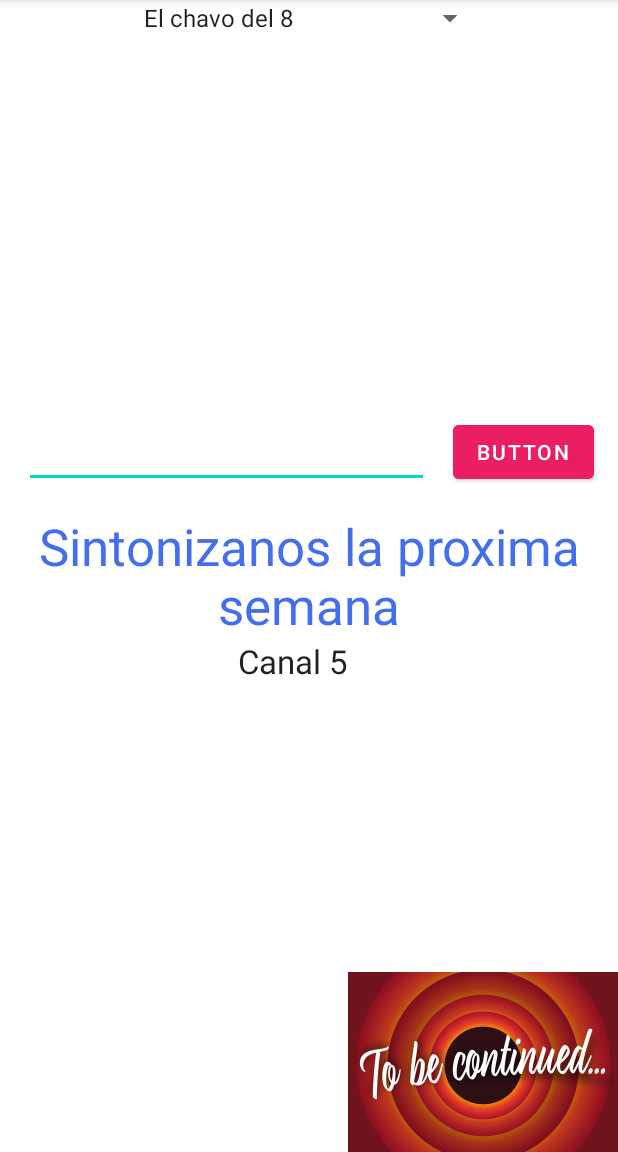
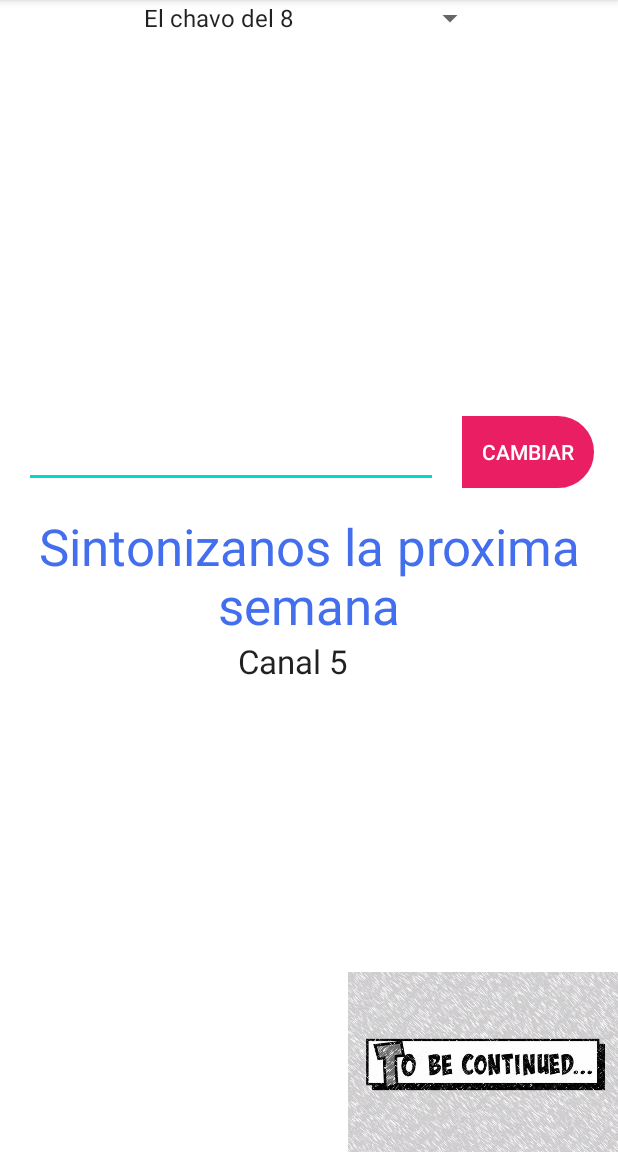
Before and after one commit to vKurama7u7v/21253_Dispositivos_Moviles, an Android app: the screen it shows after launch (MainActivity), on a phone screen of 412 x 824 dp, the part 84-1236 px from its top. Run offline under Robolectric (Android 15) with nearby library versions, the phone set to English and light mode, and no system bars.

Commit message:
Update RelativeLayout

```diff
--- a/RelativeLayout/app/src/main/java/com/example/relativelayout/MainActivity.java
+++ b/RelativeLayout/app/src/main/java/com/example/relativelayout/MainActivity.java
@@ -3,12 +3,66 @@
 import androidx.appcompat.app.AppCompatActivity;
 
 import android.os.Bundle;
+import android.view.View;
+import android.widget.AdapterView;
+import android.widget.Button;
+import android.widget.EditText;
+import android.widget.ImageView;
+import android.widget.Spinner;
+import android.widget.TextView;
+import android.widget.Toast;
 
-public class MainActivity extends AppCompatActivity {
+import com.google.android.material.snackbar.Snackbar;
+
+public class MainActivity extends AppCompatActivity implements AdapterView.OnItemSelectedListener {
+
+    private ImageView imageView;
+
 
     @Override
     protected void onCreate(Bundle savedInstanceState) {
         super.onCreate(savedInstanceState);
         setContentView(R.layout.activity_main);
+        Button btnCanal = findViewById(R.id.btnChange);
+        EditText etCanal = findViewById(R.id.etCanal);
+        TextView txtCanal = findViewById(R.id.txtCanal);
+        TextView txtLegendCanal = findViewById(R.id.txtLegendCanal);
+        Spinner mySpinner = findViewById(R.id.mySpinner);
+        imageView = findViewById(R.id.img1);
+
+        mySpinner.setOnItemSelectedListener(this);
+        btnCanal.setOnClickListener(new View.OnClickListener() {
+            @Override
+            public void onClick(View view) {
+                // Aqui va el codigo
+
+                // Obtendremos el valor del EditText y lo asignamos al TextView inferior
+                String text = etCanal.getText().toString();
+                Toast.makeText(MainActivity.this, "El valor era " + text, Toast.LENGTH_LONG).show();
+
+                txtLegendCanal.setText(text);
+            }
+        });
     }
+
+    @Override
+    public void onItemSelected(AdapterView<?> adapterView, View view, int i, long l) {
+        String item = adapterView.getItemAtPosition(i).toString();
+        Snackbar.make(adapterView, "Programa Seleccionado " + item, Snackbar.LENGTH_LONG).show();
+
+        if (i == 0){
+            imageView.setImageResource(R.drawable.img1);
+        } else if (i == 1){
+            imageView.setImageResource(R.drawable.img2);
+        } else {
+            imageView.setImageResource(R.drawable.img3);
+        }
+    }
+
+
+    @Override
+    public void onNothingSelected(AdapterView<?> adapterView) {
+
+    }
+
 }
--- /dev/null
+++ b/RelativeLayout/app/src/main/res/drawable/redondo.xml
@@ -0,0 +1,12 @@
+<?xml version="1.0" encoding="utf-8"?>
+<shape android:shape="rectangle"
+    xmlns:android="http://schemas.android.com/apk/res/android">
+
+    <corners
+        android:bottomRightRadius="26dp"
+        android:topRightRadius="26dp"/>
+
+    <stroke android:width="6dp" android:color="#212121"/>
+
+    <solid android:color="#436eed"/>
+</shape>
--- a/RelativeLayout/app/src/main/res/layout/activity_main.xml
+++ b/RelativeLayout/app/src/main/res/layout/activity_main.xml
@@ -29,7 +29,8 @@
         android:layout_centerInParent="true"/>
 
     <TextView
-        android:layout_width="match_parent"
+        android:id="@+id/txtLegendCanal"
+        android:layout_width="wrap_content"
         android:layout_height="wrap_content"
         android:text="Canal 5"
         android:textAlignment="textEnd"
@@ -37,19 +38,22 @@
         android:layout_toStartOf="@+id/img1"
         android:textAppearance="@style/TextAppearance.AppCompat.Large" />
 
-    <Button
+    <androidx.appcompat.widget.AppCompatButton
         android:id="@+id/btnChange"
         android:layout_width="wrap_content"
         android:layout_height="wrap_content"
-        android:text="Button"
+        android:text="Cambiar"
         android:layout_alignParentEnd="true"
         android:layout_marginEnd="16dp"
         android:layout_marginBottom="16dp"
         android:backgroundTint="#E91E63"
+        android:textColor="#FFF"
         android:layout_above="@+id/txtCanal"
+        android:background="@drawable/redondo"
         />
 
     <EditText
+        android:id="@+id/etCanal"
         android:layout_width="match_parent"
         android:layout_height="wrap_content"
         android:layout_toStartOf="@+id/btnChange"
```
